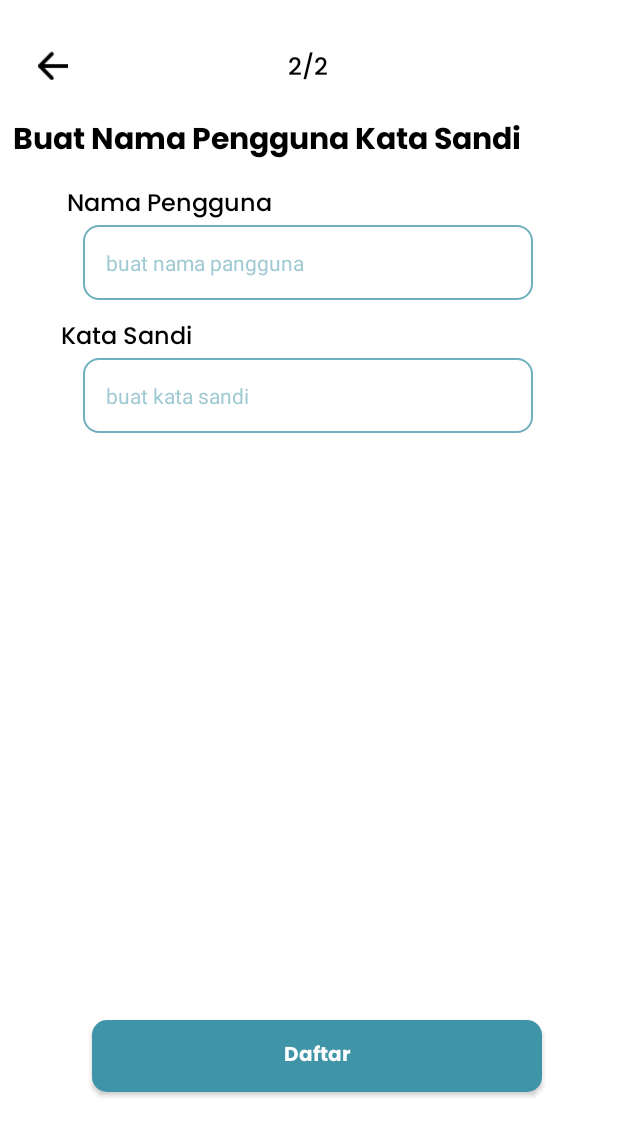
After one commit to Piaaa15/MentlyApp, an Android app: the BuatNamaSandi screen opened directly, with no data from a screen before it, on a phone screen of 412 x 824 dp. The commit adds this screen. Shown: the top 1136 px of the screen. Run offline under Robolectric (Android 15) with nearby library versions, the phone set to English and light mode, and no system bars.

Commit message:
Buat Nama Sandi

```diff
--- a/app/src/main/AndroidManifest.xml
+++ b/app/src/main/AndroidManifest.xml
@@ -1,6 +1,6 @@
 <?xml version="1.0" encoding="utf-8"?>
 <manifest xmlns:android="http://schemas.android.com/apk/res/android"
-    xmlns:tools="http://schemas.android.com/tools">
+    xmlns:tools="http://schemas.android.com/tools" >
 
     <application
         android:allowBackup="true"
@@ -11,7 +11,19 @@
         android:roundIcon="@drawable/ic_launcher_app"
         android:supportsRtl="true"
         android:theme="@style/Theme.Design.NoActionBar"
-        tools:targetApi="31">
+        tools:targetApi="31" >
+        <activity
+            android:name=".HomePagePasien"
+            android:exported="false" />
+        <activity
+            android:name=".BuatNamaSandi"
+            android:exported="false" />
+        <activity
+            android:name=".Buat_Nama_Sandi"
+            android:exported="false" />
+        <activity
+            android:name=".buat_nama_sandi"
+            android:exported="false" />
         <activity
             android:name=".DaftarPasien"
             android:exported="false" />
@@ -26,7 +38,7 @@
             android:exported="true" />
         <activity
             android:name=".SplashScreen"
-            android:exported="true">
+            android:exported="true" >
             <intent-filter>
                 <action android:name="android.intent.action.MAIN" />
 
--- /dev/null
+++ b/app/src/main/java/com/example/project_mently/BuatNamaSandi.java
@@ -0,0 +1,24 @@
+package com.example.project_mently;
+
+import android.os.Bundle;
+
+import androidx.activity.EdgeToEdge;
+import androidx.appcompat.app.AppCompatActivity;
+import androidx.core.graphics.Insets;
+import androidx.core.view.ViewCompat;
+import androidx.core.view.WindowInsetsCompat;
+
+public class BuatNamaSandi extends AppCompatActivity {
+
+    @Override
+    protected void onCreate(Bundle savedInstanceState) {
+        super.onCreate(savedInstanceState);
+        EdgeToEdge.enable(this);
+        setContentView(R.layout.activity_buat_nama_sandi);
+        ViewCompat.setOnApplyWindowInsetsListener(findViewById(R.id.main), (v, insets) -> {
+            Insets systemBars = insets.getInsets(WindowInsetsCompat.Type.systemBars());
+            v.setPadding(systemBars.left, systemBars.top, systemBars.right, systemBars.bottom);
+            return insets;
+        });
+    }
+}
--- /dev/null
+++ b/app/src/main/res/drawable/frame.xml
@@ -0,0 +1,27 @@
+<vector
+        xmlns:android="http://schemas.android.com/apk/res/android"
+        xmlns:aapt="http://schemas.android.com/aapt"
+        android:width="349dp"
+        android:height="115dp"
+        android:viewportWidth="349"
+        android:viewportHeight="115"
+        >
+        <group>
+            <clip-path
+                android:pathData="M10 0H339C344.523 0 349 4.47715 349 10V105C349 110.523 344.523 115 339 115H10C4.47715 115 0 110.523 0 105V10C0 4.47715 4.47715 0 10 0Z"
+                />
+            <path
+                android:pathData="M0 0V115H349V0"
+                android:fillColor="#FF9999"
+                />
+            <path
+                android:pathData="M0 0V115H349V0"
+                android:fillColor="#FF9999"
+                />
+            <path
+                android:pathData="M10 0H339C344.523 0 349 4.47715 349 10V105C349 110.523 344.523 115 339 115H10C4.47715 115 0 110.523 0 105V10C0 4.47715 4.47715 0 10 0Z"
+                android:strokeWidth="2"
+                android:strokeColor="#FF9999"
+                />
+        </group>
+    </vector>
--- /dev/null
+++ b/app/src/main/res/layout/activity_buat_nama_sandi.xml
@@ -0,0 +1,140 @@
+<?xml version="1.0" encoding="utf-8"?>
+<androidx.constraintlayout.widget.ConstraintLayout xmlns:android="http://schemas.android.com/apk/res/android"
+    xmlns:app="http://schemas.android.com/apk/res-auto"
+    xmlns:tools="http://schemas.android.com/tools"
+    android:id="@+id/main"
+    android:layout_width="match_parent"
+    android:layout_height="match_parent"
+    tools:context=".BuatNamaSandi"
+    android:background="@color/white">
+
+    <TextView
+        android:id="@+id/nomor"
+        android:layout_width="wrap_content"
+        android:layout_height="wrap_content"
+        android:fontFamily="@font/poppins_medium"
+        android:text="2/2"
+        android:textColor="@color/black"
+        android:textSize="16dp"
+        app:layout_constraintBottom_toBottomOf="parent"
+        app:layout_constraintEnd_toEndOf="parent"
+        app:layout_constraintHorizontal_bias="0.498"
+        app:layout_constraintStart_toStartOf="parent"
+        app:layout_constraintTop_toTopOf="parent"
+        app:layout_constraintVertical_bias="0.041" />
+
+    <TextView
+        android:id="@+id/txt_BuatNamaSandi"
+        android:layout_width="wrap_content"
+        android:layout_height="wrap_content"
+        android:fontFamily="@font/poppins_bold"
+        android:text="Buat Nama Pengguna Kata Sandi "
+        android:textColor="@color/black"
+        android:textSize="20dp"
+        app:layout_constraintBottom_toBottomOf="parent"
+        app:layout_constraintEnd_toEndOf="parent"
+        app:layout_constraintHorizontal_bias="0.121"
+        app:layout_constraintStart_toStartOf="parent"
+        app:layout_constraintTop_toTopOf="parent"
+        app:layout_constraintVertical_bias="0.097" />
+
+    <ImageView
+        android:id="@+id/btn_back1"
+        android:layout_width="20dp"
+        android:layout_height="0dp"
+        android:layout_marginTop="28dp"
+        app:layout_constraintEnd_toEndOf="parent"
+        app:layout_constraintHorizontal_bias="0.064"
+        app:layout_constraintStart_toStartOf="parent"
+        app:layout_constraintTop_toTopOf="parent"
+        app:srcCompat="@drawable/btn_back" />
+
+    <Button
+        android:id="@+id/btn_Daftar2"
+        android:layout_width="300dp"
+        android:layout_height="48dp"
+        android:layout_marginBottom="88dp"
+        android:background="@drawable/btn_daftar1"
+        android:fontFamily="@font/poppins_bold"
+        android:gravity="center"
+        android:text="Daftar"
+        android:textAllCaps="false"
+        android:textSize="13sp"
+        app:layout_constraintBottom_toBottomOf="parent"
+        app:layout_constraintEnd_toEndOf="parent"
+        app:layout_constraintHorizontal_bias="0.548"
+        app:layout_constraintStart_toStartOf="parent"
+        app:layout_constraintTop_toBottomOf="@+id/et_BuatKataSandi"
+        app:layout_constraintVertical_bias="0.98" />
+
+    <TextView
+        android:id="@+id/txtNamaP"
+        android:layout_width="wrap_content"
+        android:layout_height="wrap_content"
+        android:fontFamily="@font/poppins_medium"
+        android:text="Nama Pengguna"
+        android:textColor="@color/black"
+        android:textSize="16dp"
+        app:layout_constraintBottom_toBottomOf="parent"
+        app:layout_constraintEnd_toEndOf="parent"
+        app:layout_constraintHorizontal_bias="0.162"
+        app:layout_constraintStart_toStartOf="parent"
+        app:layout_constraintTop_toTopOf="parent"
+        app:layout_constraintVertical_bias="0.155" />
+
+    <EditText
+        android:id="@+id/editTextText"
+        android:layout_width="300dp"
+        android:layout_height="50dp"
+        android:background="@drawable/form_input"
+        android:ems="10"
+        android:hint="buat nama pangguna"
+        android:inputType="text"
+        android:paddingStart="15dp"
+        android:textColor="@color/biru_2"
+        android:textColorHint="#804094A7"
+        android:textSize="14sp"
+        app:layout_constraintBottom_toBottomOf="parent"
+        app:layout_constraintEnd_toEndOf="parent"
+        app:layout_constraintHorizontal_bias="0.494"
+        app:layout_constraintStart_toStartOf="parent"
+        app:layout_constraintTop_toBottomOf="@+id/txtNamaP"
+        app:layout_constraintVertical_bias="0.0" />
+
+    <TextView
+        android:id="@+id/txtEmail"
+        android:layout_width="wrap_content"
+        android:layout_height="wrap_content"
+        android:fontFamily="@font/poppins_medium"
+        android:text="Kata Sandi"
+        android:textColor="@color/black"
+        android:textSize="16dp"
+        app:layout_constraintBottom_toBottomOf="parent"
+        app:layout_constraintEnd_toEndOf="parent"
+        app:layout_constraintHorizontal_bias="0.126"
+        app:layout_constraintStart_toStartOf="parent"
+        app:layout_constraintTop_toTopOf="parent"
+        app:layout_constraintVertical_bias="0.266" />
+
+    <EditText
+        android:id="@+id/et_BuatKataSandi"
+        android:layout_width="300dp"
+        android:layout_height="50dp"
+        android:layout_marginBottom="116dp"
+        android:background="@drawable/form_input"
+        android:ems="10"
+        android:hint="buat kata sandi"
+        android:inputType="text"
+        android:paddingStart="15dp"
+        android:textColor="@color/biru_2"
+        android:textColorHint="#804094A7"
+        android:textSize="14sp"
+        app:layout_constraintBottom_toBottomOf="parent"
+        app:layout_constraintEnd_toEndOf="parent"
+        app:layout_constraintHorizontal_bias="0.494"
+        app:layout_constraintStart_toStartOf="parent"
+        app:layout_constraintTop_toBottomOf="@+id/txtEmail"
+        app:layout_constraintVertical_bias="0.0" />
+
+
+</androidx.constraintlayout.widget.ConstraintLayout>
--- a/app/src/main/res/values/strings.xml
+++ b/app/src/main/res/values/strings.xml
@@ -9,4 +9,7 @@
     <string name="lupa_sandi">
         <u>Lupa Kata Sandi</u>
     </string>
+    <string name="hey_pia">
+        Hey Fadiyah,\nAtasi Masalah Mental Anda!
+    </string>
 </resources>
--- a/app/src/main/res/values/style.xml
+++ b/app/src/main/res/values/style.xml
@@ -4,4 +4,8 @@
         <item name="android:textSize">36sp</item>
         <item name="android:textColor">#FFFFFF</item>
     </style>
+    <style name="hey_pia">
+        <item name="android:textSize">20sp</item>
+        <item name="android:textColor">#FFFFFF</item>
+    </style>
 </resources>
```
